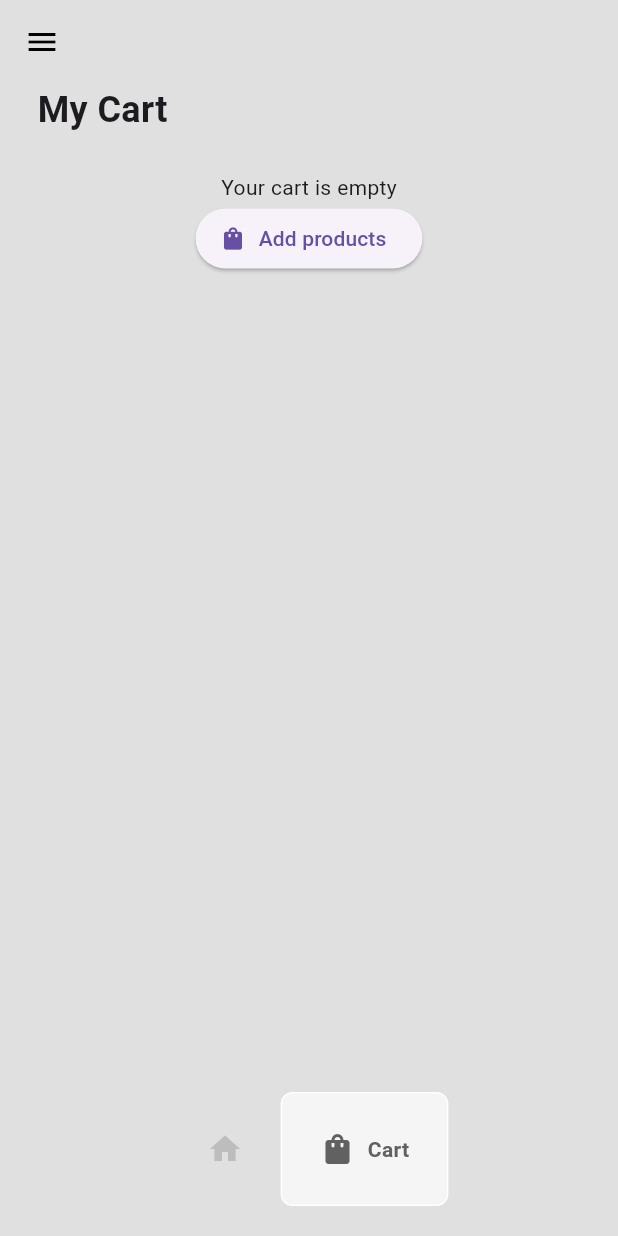
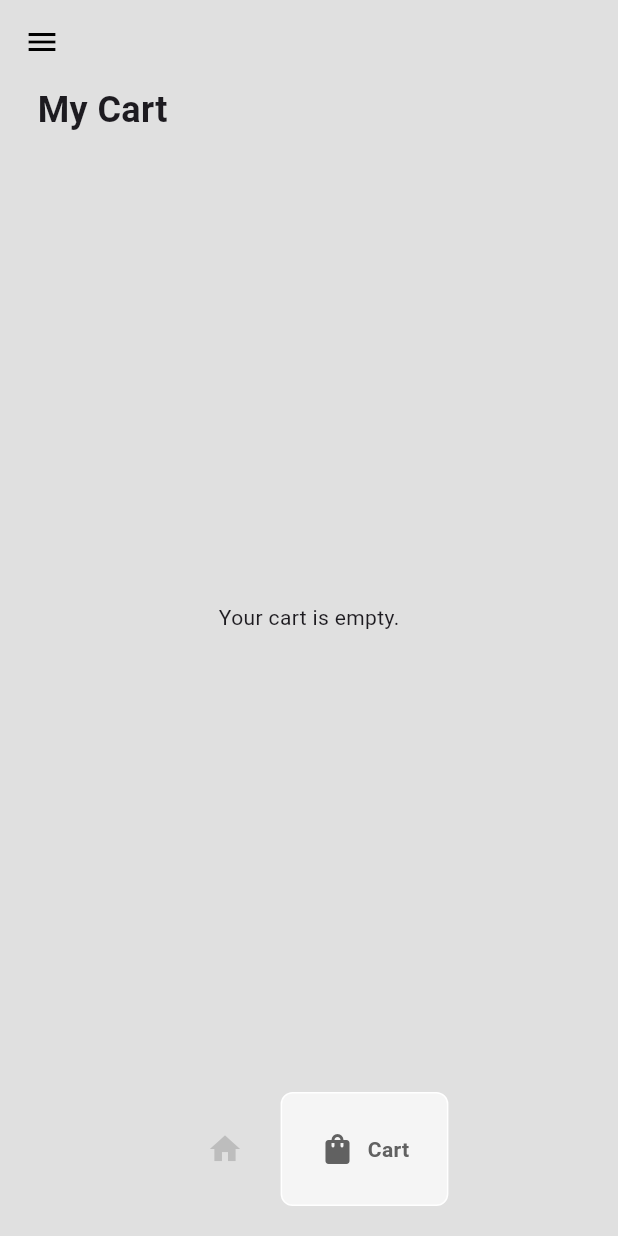
Before and after one commit to takumade/sneaker, a Flutter app: the ProductsPage screen opened directly, item 2 of the bottom bar chosen, on a phone screen of 412 x 824 dp. Run offline on Flutter 3.47's test engine with Material 3 defaults, Android fonts, the phone set to English and light mode, and no system bars; drawn by our look-alikes of google_nav_bar.

Commit message:
Style text

```diff
--- a/lib/pages/cart_page.dart
+++ b/lib/pages/cart_page.dart
@@ -17,7 +17,7 @@ class _CartPageState extends State<CartPage> {
   Widget build(BuildContext context) {
     return Consumer<Cart>(
       builder:(context, value, child) => Padding(
-        padding: EdgeInsets.symmetric(horizontal: 25),
+        padding: const EdgeInsets.symmetric(horizontal: 25),
         child: Column(
           crossAxisAlignment: CrossAxisAlignment.start,
           children: [
@@ -29,14 +29,10 @@ class _CartPageState extends State<CartPage> {
 
             const SizedBox(height: 25,),
 
-            Expanded(child: value.getUserCart().isEmpty ? Center(child: Column(
+            Expanded(child: value.getUserCart().isEmpty ? const Center(child: Column(
+              mainAxisAlignment: MainAxisAlignment.center,
               children: [
-                Text("Your cart is empty"),
-
-                ElevatedButton.icon(onPressed: (){
-                    Navigator.push(context,
-                    MaterialPageRoute(builder:(context) => ShopPage() ));
-                }, icon: Icon(Icons.shopping_bag), label: Text("Add products"))
+                Text("Your cart is empty.", style: TextStyle(fontSize: 14),),
               ],
             )) :   ListView.builder(
               itemCount: value.getUserCart().length,
```
